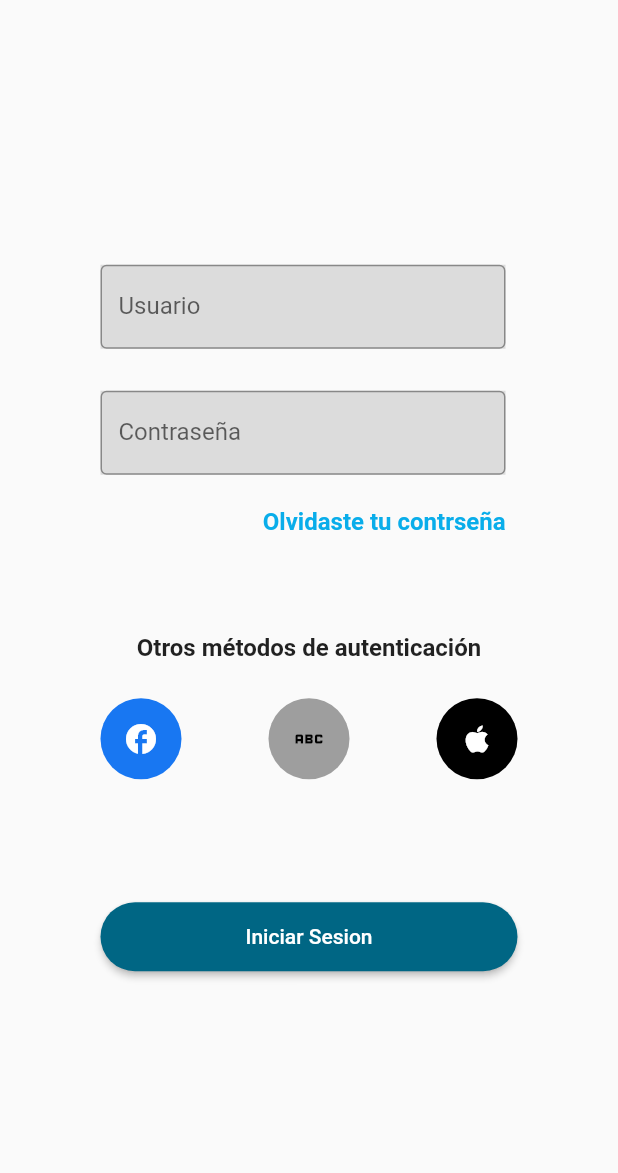
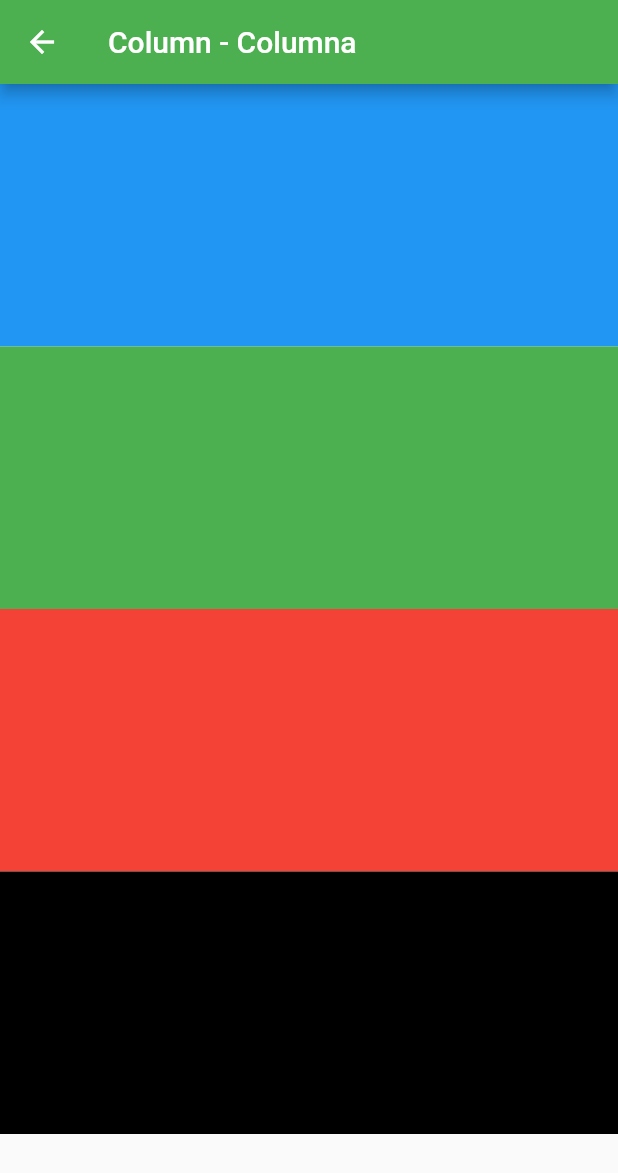
Before and after one commit to MarioBosque44/colocho_store, a Flutter app: the screen it shows after launch, after a tap on the "facebook" icon, on a phone screen of 412 x 824 dp. Shown: the top 1173 px of the screen. Run offline on Flutter 3.47's test engine with Material 2 defaults, Android fonts, the phone set to English and light mode, and no system bars.

Commit message:
Trabajo de videos

```diff
--- /dev/null
+++ b/lib/column.dart
@@ -0,0 +1,38 @@
+import 'package:flutter/material.dart';
+
+class ColumnScreen extends StatelessWidget {
+  const ColumnScreen({Key? key}) : super(key: key);
+
+  @override
+  Widget build(BuildContext context) {
+    return Scaffold(
+      appBar: AppBar(
+        title: const Text('Column - Columna'),
+      ),
+      body: ListView(
+        children: [
+          Column(
+            children: [
+              Container(
+                color: Colors.blue,
+                height: 175.0,
+              ),
+              Container(
+                color: Colors.green,
+                height: 175.0,
+              ),
+              Container(
+                color: Colors.red,
+                height: 175.0,
+              ),
+              Container(
+                color: Colors.black,
+                height: 175.0,
+              ),
+            ],
+          ),
+        ],
+      ),
+    );
+  }
+}
--- a/lib/login.dart
+++ b/lib/login.dart
@@ -1,3 +1,6 @@
+import 'package:colocho_store/column.dart';
+import 'package:colocho_store/home.dart';
+import 'package:colocho_store/row.dart';
 import 'package:flutter/material.dart';
 //import 'package:flutter/src/foundation/key.dart';
 //import 'package:flutter/src/widgets/framework.dart';
@@ -21,12 +24,11 @@ class _LoginScreenState extends State<LoginScreen> {
             Column(
               mainAxisAlignment: MainAxisAlignment.center,
               crossAxisAlignment: CrossAxisAlignment.end,
-              children: [
-                Container(
+              children: const [
+                SizedBox(
                   width: 270,
                   height: 56,
-                  color: Colors.black12,
-                  child: const TextField(
+                  child: TextField(
                     decoration: InputDecoration(
                       labelText: "Usuario",
                       hintText: 'Enter your email',
@@ -34,12 +36,11 @@ class _LoginScreenState extends State<LoginScreen> {
                     ),
                   ),
                 ),
-                const SizedBox(height: 28),
-                Container(
+                SizedBox(height: 28),
+                SizedBox(
                   width: 270,
                   height: 56,
-                  color: Colors.black12,
-                  child: const TextField(
+                  child: TextField(
                     decoration: InputDecoration(
                       labelText: "Contraseña",
                       hintText: 'Enter your password',
@@ -47,8 +48,8 @@ class _LoginScreenState extends State<LoginScreen> {
                     ),
                   ),
                 ),
-                const SizedBox(height: 22),
-                const Text(
+                SizedBox(height: 22),
+                Text(
                   "Olvidaste tu contrseña",
                   style: TextStyle(
                       color: Color(0xFF09ADEA),
@@ -59,8 +60,9 @@ class _LoginScreenState extends State<LoginScreen> {
             ),
             const SizedBox(height: 65),
             Column(
+              crossAxisAlignment: CrossAxisAlignment.start,
               children: [
-                Text(
+                const Text(
                   "Otros métodos de autenticación",
                   style: TextStyle(
                     fontSize: 16.0,
@@ -70,7 +72,7 @@ class _LoginScreenState extends State<LoginScreen> {
                 const SizedBox(
                   height: 24,
                 ),
-                Container(
+                SizedBox(
                   width: 278.0,
                   child: Row(
                     mainAxisAlignment: MainAxisAlignment.spaceBetween,
@@ -81,26 +83,56 @@ class _LoginScreenState extends State<LoginScreen> {
                         decoration: const ShapeDecoration(
                           color: Color(0xFF1877F2),
                           shape: CircleBorder(),
+                          shadows: [
+                            BoxShadow(
+                              color: Colors.black26,
+                              offset: Offset(0, 2),
+                              blurRadius: 3.0,
+                            ),
+                          ],
                         ),
                         child: IconButton(
                           padding: const EdgeInsets.all(10.0),
                           icon: const Icon(Icons.facebook),
                           color: Colors.white,
-                          onPressed: () {},
+                          onPressed: () {
+                            Navigator.push(
+                              context,
+                              MaterialPageRoute(
+                                builder: (context) => const ColumnScreen(),
+                              ),
+                            );
+                          },
                         ),
                       ),
                       Ink(
                         width: 54.0,
                         height: 54.0,
                         decoration: const ShapeDecoration(
-                          color: Colors.grey,
+                          color: Colors.white,
                           shape: CircleBorder(),
+                          shadows: [
+                            BoxShadow(
+                              color: Colors.black26,
+                              offset: Offset(0, 2),
+                              blurRadius: 3.0,
+                            ),
+                          ],
                         ),
                         child: IconButton(
                           padding: const EdgeInsets.all(10.0),
-                          icon: const Icon(Icons.abc),
+                          icon: const Image(
+                              image: AssetImage(
+                                  'assets/images/icons/google_logo.png')),
                           color: Colors.black,
-                          onPressed: () {},
+                          onPressed: () {
+                            Navigator.push(
+                              context,
+                              MaterialPageRoute(
+                                builder: (context) => const RowScreen(),
+                              ),
+                            );
+                          },
                         ),
                       ),
                       Ink(
@@ -109,6 +141,13 @@ class _LoginScreenState extends State<LoginScreen> {
                         decoration: const ShapeDecoration(
                           color: Colors.black,
                           shape: CircleBorder(),
+                          shadows: [
+                            BoxShadow(
+                              color: Colors.black26,
+                              offset: Offset(0, 2),
+                              blurRadius: 3.0,
+                            ),
+                          ],
                         ),
                         child: IconButton(
                           padding: const EdgeInsets.all(10.0),
@@ -136,7 +175,14 @@ class _LoginScreenState extends State<LoginScreen> {
                                 RoundedRectangleBorder(
                           borderRadius: BorderRadius.circular(100.0),
                         ))),
-                    onPressed: () {},
+                    onPressed: () {
+                      Navigator.push(
+                        context,
+                        MaterialPageRoute(
+                          builder: (context) => const Home(),
+                        ),
+                      );
+                    },
                     child: const Text('Iniciar Sesion'),
                   ),
                 ),
--- a/lib/main.dart
+++ b/lib/main.dart
@@ -1,4 +1,4 @@
-import 'package:colocho_store/home.dart';
+//import 'package:colocho_store/home.dart';
 import 'package:colocho_store/login.dart';
 import 'package:flutter/material.dart';
 
--- a/pubspec.yaml
+++ b/pubspec.yaml
@@ -58,9 +58,8 @@ flutter:
   uses-material-design: true
 
   # To add assets to your application, add an assets section, like this:
-  # assets:
-  #   - images/a_dot_burr.jpeg
-  #   - images/a_dot_ham.jpeg
+  assets:
+   - assets/images/icons/
 
   # An image asset can refer to one or more resolution-specific "variants", see
   # https://flutter.dev/assets-and-images/#resolution-aware
```
Also changed, not shown: lib/row.dart (added, +43 -0 lines), assets/images/icons/google_logo.png (added).
